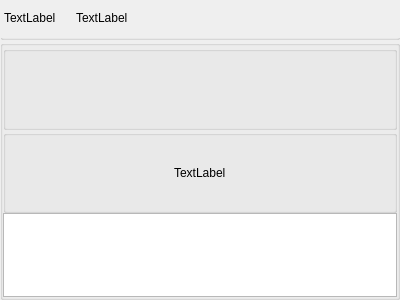
The window that opensyde_tool/src/can_monitor/message_generator/signals/C_CamGenSigWidget.ui (openSYDE/openSYDE) describes before a commit, drawn with Qt 5.
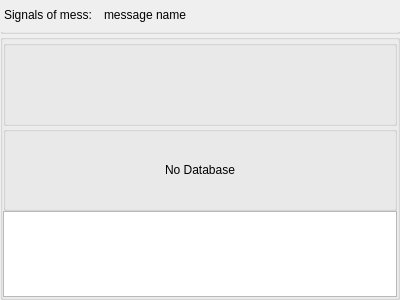
The same window after the commit. Custom widgets are drawn as their Qt base class.

What changed in the file:
```diff
--- a/opensyde_tool/src/can_monitor/message_generator/signals/C_CamGenSigWidget.ui
+++ b/opensyde_tool/src/can_monitor/message_generator/signals/C_CamGenSigWidget.ui
@@ -32,7 +32,7 @@
    <item>
     <layout class="QHBoxLayout" name="horizontalLayout">
      <property name="spacing">
-      <number>20</number>
+      <number>12</number>
      </property>
      <property name="leftMargin">
       <number>4</number>
@@ -40,35 +40,37 @@
      <property name="topMargin">
       <number>8</number>
      </property>
+     <property name="rightMargin">
+      <number>3</number>
+     </property>
      <property name="bottomMargin">
       <number>10</number>
      </property>
      <item>
       <widget class="stw_opensyde_gui_elements::C_OgeLabGenericNoPaddingNoMargins" name="pc_LabelHeading">
        <property name="text">
-        <string>TextLabel</string>
+        <string>Signals of mess:</string>
        </property>
       </widget>
      </item>
      <item>
       <widget class="stw_opensyde_gui_elements::C_OgeLabGenericNoPaddingNoMargins" name="pc_LabelHeadingDynamic">
-       <property name="text">
-        <string>TextLabel</string>
+       <property name="sizePolicy">
+        <sizepolicy hsizetype="Expanding" vsizetype="Preferred">
+         <horstretch>0</horstretch>
+         <verstretch>0</verstretch>
+        </sizepolicy>
        </property>
-      </widget>
-     </item>
-     <item>
-      <spacer name="horizontalSpacer">
-       <property name="orientation">
-        <enum>Qt::Horizontal</enum>
-       </property>
-       <property name="sizeHint" stdset="0">
+       <property name="minimumSize">
         <size>
-         <width>40</width>
-         <height>20</height>
+         <width>30</width>
+         <height>0</height>
         </size>
        </property>
-      </spacer>
+       <property name="text">
+        <string>message name</string>
+       </property>
+      </widget>
      </item>
     </layout>
    </item>
@@ -195,7 +197,7 @@
            <item>
             <widget class="stw_opensyde_gui_elements::C_OgeLabGenericNoPaddingNoMargins" name="pc_LabelNoDatabase">
              <property name="text">
-              <string>TextLabel</string>
+              <string>No Database</string>
              </property>
             </widget>
            </item>
@@ -239,17 +241,17 @@
   </layout>
  </widget>
  <customwidgets>
+  <customwidget>
+   <class>stw_opensyde_gui_elements::C_OgeLabGenericNoPaddingNoMargins</class>
+   <extends>QLabel</extends>
+   <header>C_OgeLabGenericNoPaddingNoMargins.h</header>
+  </customwidget>
   <customwidget>
    <class>stw_opensyde_gui_elements::C_CamOgeGbxMessageGeneratorBackground</class>
    <extends>QGroupBox</extends>
    <header>C_CamOgeGbxMessageGeneratorBackground.h</header>
    <container>1</container>
   </customwidget>
-  <customwidget>
-   <class>stw_opensyde_gui_elements::C_OgeLabGenericNoPaddingNoMargins</class>
-   <extends>QLabel</extends>
-   <header>C_OgeLabGenericNoPaddingNoMargins.h</header>
-  </customwidget>
   <customwidget>
    <class>stw_opensyde_gui_elements::C_OgeGbxTransparent</class>
    <extends>QGroupBox</extends>
```
